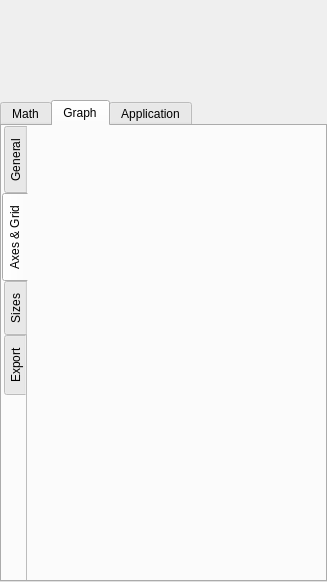
Above: src/Windows/settings.ui from AdelKS/ZeGrapher before the change. Below: the same form after it.
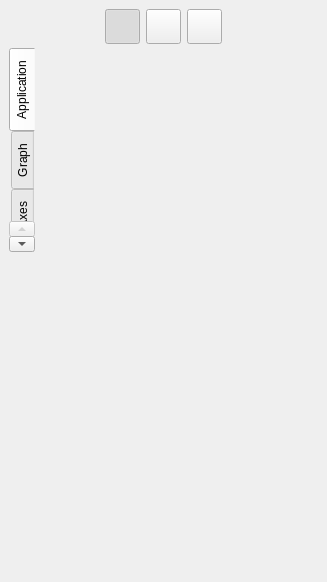
That is the form after the change. Icons and pictures are not drawn.

The edit to the form file:
```diff
--- a/src/Windows/settings.ui
+++ b/src/Windows/settings.ui
@@ -40,29 +40,26 @@
     <number>4</number>
    </property>
    <property name="leftMargin">
-    <number>0</number>
+    <number>9</number>
    </property>
    <property name="topMargin">
-    <number>0</number>
+    <number>9</number>
    </property>
    <property name="rightMargin">
-    <number>0</number>
+    <number>9</number>
    </property>
    <property name="bottomMargin">
-    <number>0</number>
+    <number>9</number>
    </property>
    <item>
     <widget class="QWidget" name="widget" native="true">
-     <property name="sizePolicy">
-      <sizepolicy hsizetype="Preferred" vsizetype="Preferred">
-       <horstretch>1</horstretch>
-       <verstretch>1</verstretch>
-      </sizepolicy>
+     <property name="minimumSize">
+      <size>
+       <width>0</width>
+       <height>0</height>
+      </size>
      </property>
-     <layout class="QVBoxLayout" name="rangeAdjustmentsLayout">
-      <property name="spacing">
-       <number>0</number>
-      </property>
+     <layout class="QHBoxLayout" name="horizontalLayout">
       <property name="leftMargin">
        <number>0</number>
       </property>
@@ -75,61 +72,163 @@
       <property name="bottomMargin">
        <number>0</number>
       </property>
-     </layout>
+      <item>
+       <spacer name="horizontalSpacer">
+        <property name="orientation">
+         <enum>Qt::Horizontal</enum>
+        </property>
+        <property name="sizeHint" stdset="0">
+         <size>
+          <width>87</width>
+          <height>20</height>
+         </size>
+        </property>
+       </spacer>
+      </item>
+      <item>
+       <widget class="QPushButton" name="mathInputButton">
+        <property name="sizePolicy">
+         <sizepolicy hsizetype="Fixed" vsizetype="Fixed">
+          <horstretch>0</horstretch>
+          <verstretch>0</verstretch>
+         </sizepolicy>
+        </property>
+        <property name="minimumSize">
+         <size>
+          <width>35</width>
+          <height>35</height>
+         </size>
+        </property>
+        <property name="maximumSize">
+         <size>
+          <width>35</width>
+          <height>35</height>
+         </size>
+        </property>
+        <property name="text">
+         <string/>
+        </property>
+        <property name="icon">
+         <iconset resource="../../ressources.qrc">
+          <normaloff>:/icons/math.svg</normaloff>:/icons/math.svg</iconset>
+        </property>
+        <property name="iconSize">
+         <size>
+          <width>25</width>
+          <height>25</height>
+         </size>
+        </property>
+        <property name="checkable">
+         <bool>true</bool>
+        </property>
+        <property name="checked">
+         <bool>true</bool>
+        </property>
+        <property name="autoExclusive">
+         <bool>true</bool>
+        </property>
     </widget>
    </item>
    <item>
-    <widget class="QTabWidget" name="tabWidget">
+       <widget class="QPushButton" name="exportButton">
      <property name="sizePolicy">
-      <sizepolicy hsizetype="Expanding" vsizetype="Expanding">
-       <horstretch>5</horstretch>
-       <verstretch>5</verstretch>
-      </sizepolicy>
-     </property>
-     <property name="currentIndex">
-      <number>1</number>
-     </property>
-     <property name="elideMode">
-      <enum>Qt::ElideLeft</enum>
-     </property>
-     <widget class="QWidget" name="math">
-      <attribute name="title">
-       <string>Math</string>
-      </attribute>
-      <layout class="QVBoxLayout" name="objectsInputLayout">
-       <property name="leftMargin">
-        <number>0</number>
-       </property>
-       <property name="topMargin">
-        <number>0</number>
-       </property>
-       <property name="rightMargin">
-        <number>0</number>
-       </property>
-       <property name="bottomMargin">
-        <number>0</number>
-       </property>
-      </layout>
-     </widget>
-     <widget class="QWidget" name="graph">
-      <attribute name="title">
-       <string>Graph</string>
-      </attribute>
-      <layout class="QVBoxLayout" name="verticalLayout_2">
-       <property name="leftMargin">
-        <number>0</number>
-       </property>
-       <property name="topMargin">
-        <number>0</number>
-       </property>
-       <property name="rightMargin">
-        <number>0</number>
-       </property>
-       <property name="bottomMargin">
-        <number>0</number>
-       </property>
+         <sizepolicy hsizetype="Fixed" vsizetype="Fixed">
+          <horstretch>0</horstretch>
+          <verstretch>0</verstretch>
+         </sizepolicy>
+        </property>
+        <property name="minimumSize">
+         <size>
+          <width>35</width>
+          <height>35</height>
+         </size>
+        </property>
+        <property name="maximumSize">
+         <size>
+          <width>35</width>
+          <height>35</height>
+         </size>
+        </property>
+        <property name="text">
+         <string/>
+        </property>
+        <property name="icon">
+         <iconset resource="../../ressources.qrc">
+          <normaloff>:/icons/export.svg</normaloff>:/icons/export.svg</iconset>
+        </property>
+        <property name="iconSize">
+         <size>
+          <width>25</width>
+          <height>25</height>
+         </size>
+        </property>
+        <property name="checkable">
+         <bool>true</bool>
+        </property>
+        <property name="autoExclusive">
+         <bool>true</bool>
+        </property>
+       </widget>
+      </item>
+      <item>
+       <widget class="QPushButton" name="setttingsButton">
+        <property name="sizePolicy">
+         <sizepolicy hsizetype="Fixed" vsizetype="Fixed">
+          <horstretch>0</horstretch>
+          <verstretch>0</verstretch>
+         </sizepolicy>
+        </property>
+        <property name="minimumSize">
+         <size>
+          <width>35</width>
+          <height>35</height>
+         </size>
+        </property>
+        <property name="maximumSize">
+         <size>
+          <width>35</width>
+          <height>35</height>
+         </size>
+        </property>
+        <property name="text">
+         <string/>
+        </property>
+        <property name="icon">
+         <iconset resource="../../ressources.qrc">
+          <normaloff>:/icons/settings.svg</normaloff>:/icons/settings.svg</iconset>
+        </property>
+        <property name="iconSize">
+         <size>
+          <width>25</width>
+          <height>25</height>
+         </size>
+        </property>
+        <property name="checkable">
+         <bool>true</bool>
+        </property>
+        <property name="autoExclusive">
+         <bool>true</bool>
+        </property>
+       </widget>
+      </item>
        <item>
-        <widget class="QTabWidget" name="tabWidget_2">
+       <spacer name="horizontalSpacer_2">
+        <property name="orientation">
+         <enum>Qt::Horizontal</enum>
+        </property>
+        <property name="sizeHint" stdset="0">
+         <size>
+          <width>87</width>
+          <height>20</height>
+         </size>
+        </property>
+       </spacer>
+      </item>
+     </layout>
+    </widget>
+   </item>
+   <item>
+    <widget class="QTabWidget" name="settingsWidget">
          <property name="tabPosition">
           <enum>QTabWidget::West</enum>
          </property>
@@ -145,9 +244,15 @@
          <property name="documentMode">
           <bool>true</bool>
          </property>
-         <widget class="QWidget" name="general">
+     <widget class="QWidget" name="application">
           <attribute name="title">
-           <string>General</string>
+       <string>Application</string>
+      </attribute>
+      <layout class="QVBoxLayout" name="appSettingsLayout"/>
+     </widget>
+     <widget class="QWidget" name="graph">
+      <attribute name="title">
+       <string>Graph</string>
           </attribute>
           <layout class="QVBoxLayout" name="graphGeneralSettingsLayout">
            <property name="leftMargin">
@@ -166,25 +271,9 @@
          </widget>
          <widget class="QWidget" name="axes">
           <attribute name="title">
-           <string>Axes &amp;&amp; Grid</string>
-          </attribute>
-          <layout class="QVBoxLayout" name="axesLayout">
-           <property name="spacing">
-            <number>6</number>
-           </property>
-           <property name="leftMargin">
-            <number>0</number>
-           </property>
-           <property name="topMargin">
-            <number>0</number>
-           </property>
-           <property name="rightMargin">
-            <number>0</number>
-           </property>
-           <property name="bottomMargin">
-            <number>0</number>
-           </property>
-          </layout>
+       <string>Axes</string>
+      </attribute>
+      <layout class="QVBoxLayout" name="axesLayout"/>
          </widget>
          <widget class="QWidget" name="sizes">
           <attribute name="title">
@@ -226,13 +315,15 @@
          </widget>
         </widget>
        </item>
-      </layout>
-     </widget>
-     <widget class="QWidget" name="application">
-      <attribute name="title">
-       <string>Application</string>
-      </attribute>
-      <layout class="QVBoxLayout" name="appSettingsLayout">
+   <item>
+    <widget class="QWidget" name="mathInputWidget" native="true">
+     <property name="sizePolicy">
+      <sizepolicy hsizetype="Expanding" vsizetype="Expanding">
+       <horstretch>5</horstretch>
+       <verstretch>5</verstretch>
+      </sizepolicy>
+     </property>
+     <layout class="QVBoxLayout" name="mathInputLayout">
        <property name="leftMargin">
         <number>0</number>
        </property>
@@ -246,7 +337,6 @@
         <number>0</number>
        </property>
       </layout>
-     </widget>
     </widget>
    </item>
   </layout>
```
Left out of the diff: 2 changed lines with no effect on the pictures. Lines whose indentation alone changed are shown as unchanged.
